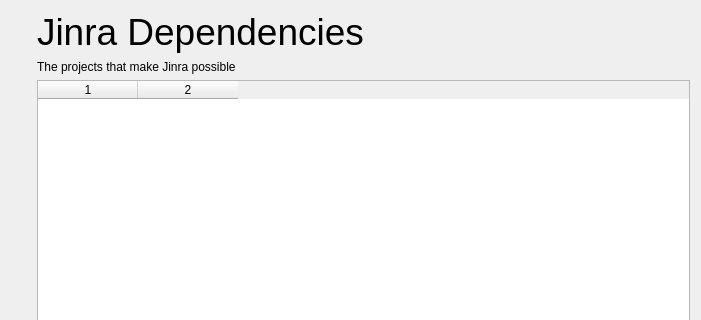
Above: src/yuzu/deps_dialog.ui from JinWooPT/Jinra before the change; both pictures show x 0 to 701 and y 0 to 320 of the 701 by 500 pixel window. Below: the same form after it.
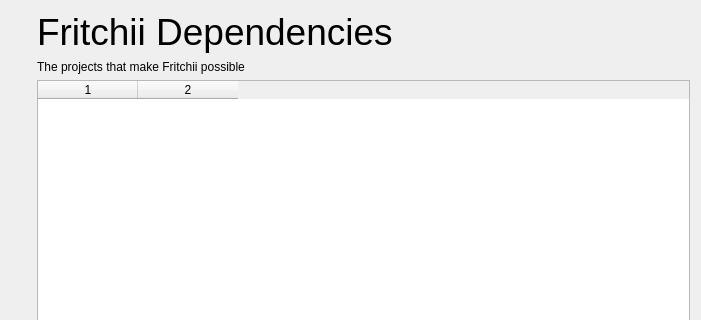
That is the form after the change. Icons and pictures are not drawn.

Commit message: Release Jinra 2.0.3

```diff
--- a/src/yuzu/deps_dialog.ui
+++ b/src/yuzu/deps_dialog.ui
@@ -69,7 +69,7 @@
           </sizepolicy>
          </property>
          <property name="text">
-          <string>&lt;html&gt;&lt;head/&gt;&lt;body&gt;&lt;p&gt;&lt;span style=&quot; font-size:28pt;&quot;&gt;Jinra Dependencies&lt;/span&gt;&lt;/p&gt;&lt;/body&gt;&lt;/html&gt;</string>
+          <string>&lt;html&gt;&lt;head/&gt;&lt;body&gt;&lt;p&gt;&lt;span style=&quot; font-size:28pt;&quot;&gt;Fritchii Dependencies&lt;/span&gt;&lt;/p&gt;&lt;/body&gt;&lt;/html&gt;</string>
          </property>
         </widget>
        </item>
@@ -82,7 +82,7 @@
           </sizepolicy>
          </property>
          <property name="text">
-        <string>&lt;html&gt;&lt;head/&gt;&lt;body&gt;&lt;p&gt;The projects that make Jinra possible&lt;/p&gt;&lt;/body&gt;&lt;/html&gt;</string>
+        <string>&lt;html&gt;&lt;head/&gt;&lt;body&gt;&lt;p&gt;The projects that make Fritchii possible&lt;/p&gt;&lt;/body&gt;&lt;/html&gt;</string>
          </property>
         </widget>
        </item>
```
Left out of the diff: 4 changed lines with no effect on the pictures. The commit also changes 3828 other files.
